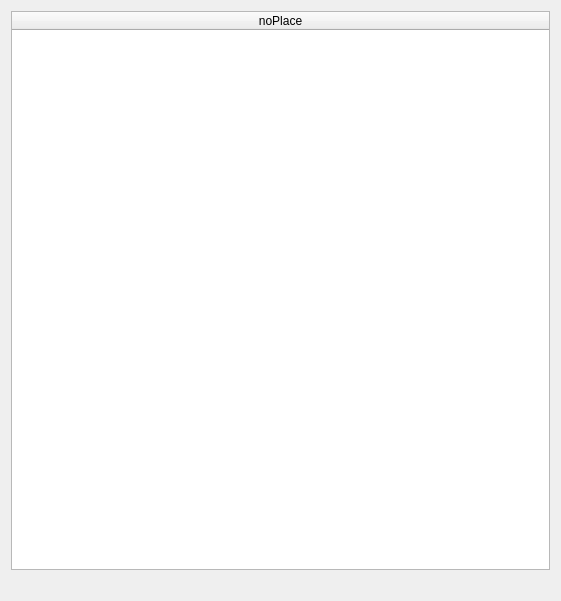
Qt form Theatre_Project/gui/fct_comp_P3_1.ui (ALLian96/Projet2018BD) before a commit.
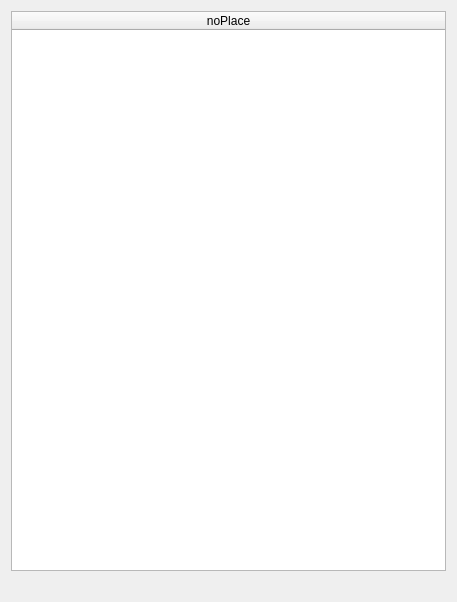
The same form after that commit.

```diff
--- a/Theatre_Project/gui/fct_comp_P3_1.ui
+++ b/Theatre_Project/gui/fct_comp_P3_1.ui
@@ -6,8 +6,8 @@
    <rect>
     <x>0</x>
     <y>0</y>
-    <width>561</width>
-    <height>601</height>
+    <width>457</width>
+    <height>602</height>
    </rect>
   </property>
   <property name="windowTitle">
```
